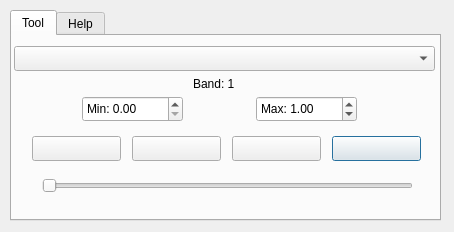
Above: Flipper_dialog_base.ui from edac/edactools before the change. Below: the same form after it.
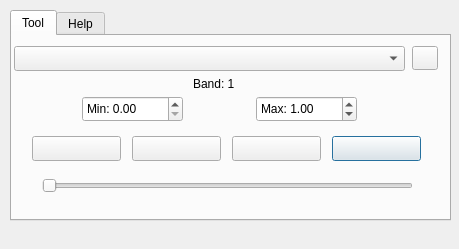
That is the form after the change.

Commit message: Refresh buttons for every tool

The edit to the form file:
```diff
--- a/Flipper_dialog_base.ui
+++ b/Flipper_dialog_base.ui
@@ -6,8 +6,8 @@
    <rect>
     <x>0</x>
     <y>0</y>
-    <width>454</width>
-    <height>232</height>
+    <width>459</width>
+    <height>249</height>
    </rect>
   </property>
   <property name="sizePolicy">
@@ -24,7 +24,7 @@
     <rect>
      <x>10</x>
      <y>10</y>
-     <width>431</width>
+     <width>441</width>
      <height>211</height>
     </rect>
    </property>
@@ -53,7 +53,7 @@
       <rect>
        <x>2</x>
        <y>10</y>
-       <width>421</width>
+       <width>391</width>
        <height>25</height>
       </rect>
      </property>
@@ -152,6 +152,19 @@
       <string/>
      </property>
     </widget>
+    <widget class="QToolButton" name="refreshButton">
+     <property name="geometry">
+      <rect>
+       <x>400</x>
+       <y>10</y>
+       <width>26</width>
+       <height>24</height>
+      </rect>
+     </property>
+     <property name="text">
+      <string/>
+     </property>
+    </widget>
     <zorder>band_slider</zorder>
     <zorder>next_button</zorder>
     <zorder>max_spinbox</zorder>
```
Left out of the diff: 1 changed line with no effect on the pictures. The commit also changes 12 other files.
